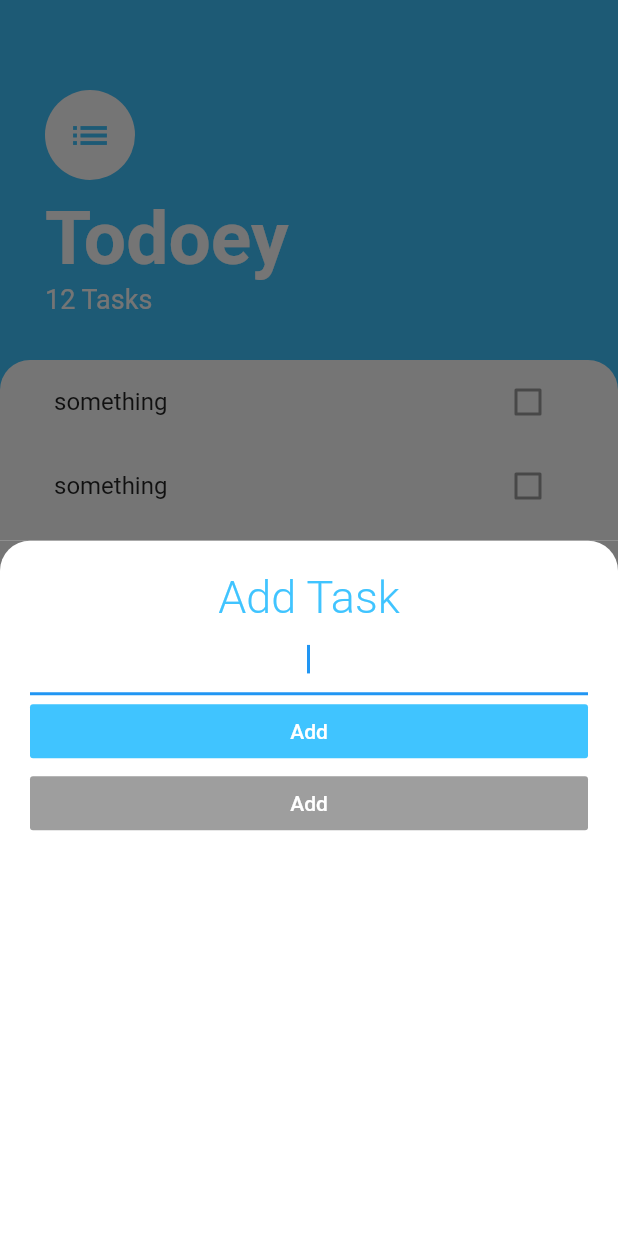
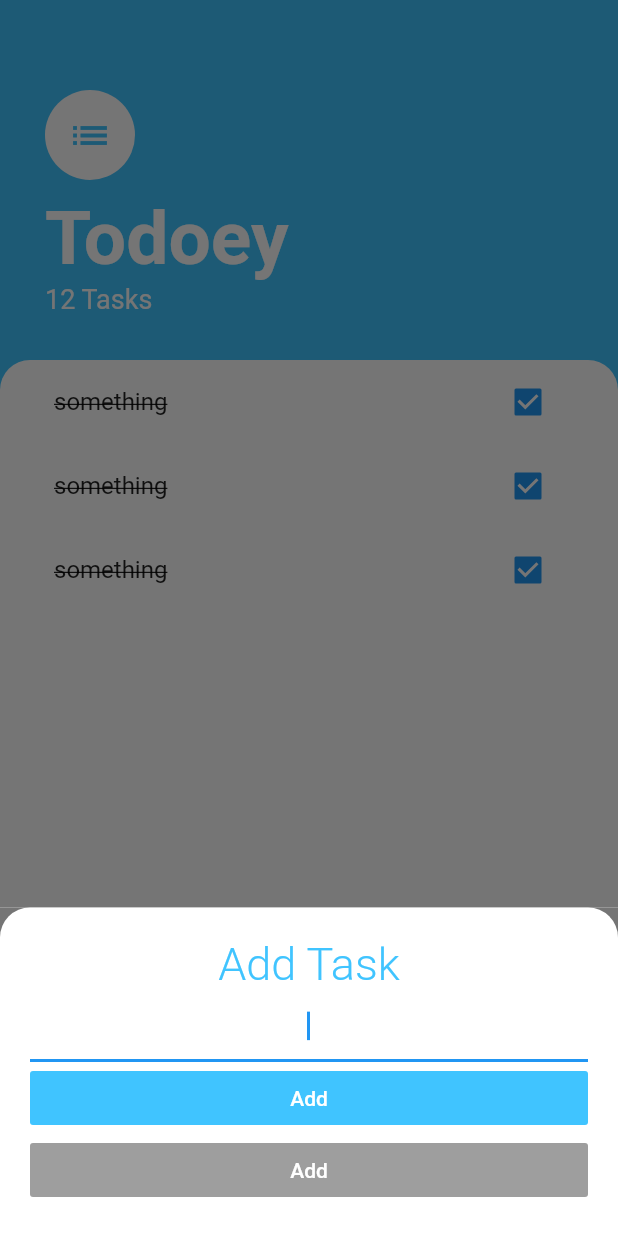
Before and after one commit to okaysk/todoey_flutter, a Flutter app: the screen it shows after launch, after a tap on the "add" icon, on a phone screen of 412 x 824 dp. Run offline on Flutter 3.47's test engine with Material 2 defaults, Android fonts, the phone set to English and light mode, and no system bars.

Commit message:
213. Refactoring State (task_tile.dart)

```diff
--- a/lib/screens/tasks_screen.dart
+++ b/lib/screens/tasks_screen.dart
@@ -16,8 +16,14 @@ class TasksScreen extends StatelessWidget {
           // showModalBottomSheet(context: context, builder: (context) => Container());
           showModalBottomSheet(
             context: context,
-            // isScrollControlled: true,
-            builder: (context) => AddTaskScreen(),
+            isScrollControlled: true,
+            // builder: (context) => AddTaskScreen(),
+            builder: (context) => SingleChildScrollView(
+              child: Container(
+                padding: EdgeInsets.only(bottom: MediaQuery.of(context).viewInsets.bottom),
+                child: AddTaskScreen(),
+              ),
+            ),
           );
         },
       ),
--- a/lib/widgets/task_tile.dart
+++ b/lib/widgets/task_tile.dart
@@ -1,13 +1,42 @@
 import 'package:flutter/material.dart';
 
-class TaskTile extends StatelessWidget {
+class TaskTile extends StatefulWidget {
+  @override
+  _TaskTileState createState() => _TaskTileState();
+}
+
+class _TaskTileState extends State<TaskTile> {
+  bool isChecked = true;
+
   @override
   Widget build(BuildContext context) {
     return ListTile(
-      title: Text('something'),
-      trailing: Checkbox(
-        value: false,
+      title: Text(
+        'something',
+        style: TextStyle(decoration: isChecked ? TextDecoration.lineThrough : null),
+      ),
+      trailing: TaskCheckbox(
+        checkboxState: isChecked,
+        toggleCheckboxState: (bool checkboxState) {
+          setState(() {
+            isChecked = checkboxState;
+          });
+        },
       ),
     );
   }
 }
+
+class TaskCheckbox extends StatelessWidget {
+  final bool checkboxState;
+  final Function toggleCheckboxState;
+
+  TaskCheckbox({this.checkboxState, this.toggleCheckboxState});
+  @override
+  Widget build(BuildContext context) {
+    return Checkbox(
+      value: checkboxState,
+      onChanged: toggleCheckboxState,
+    );
+  }
+}
```
